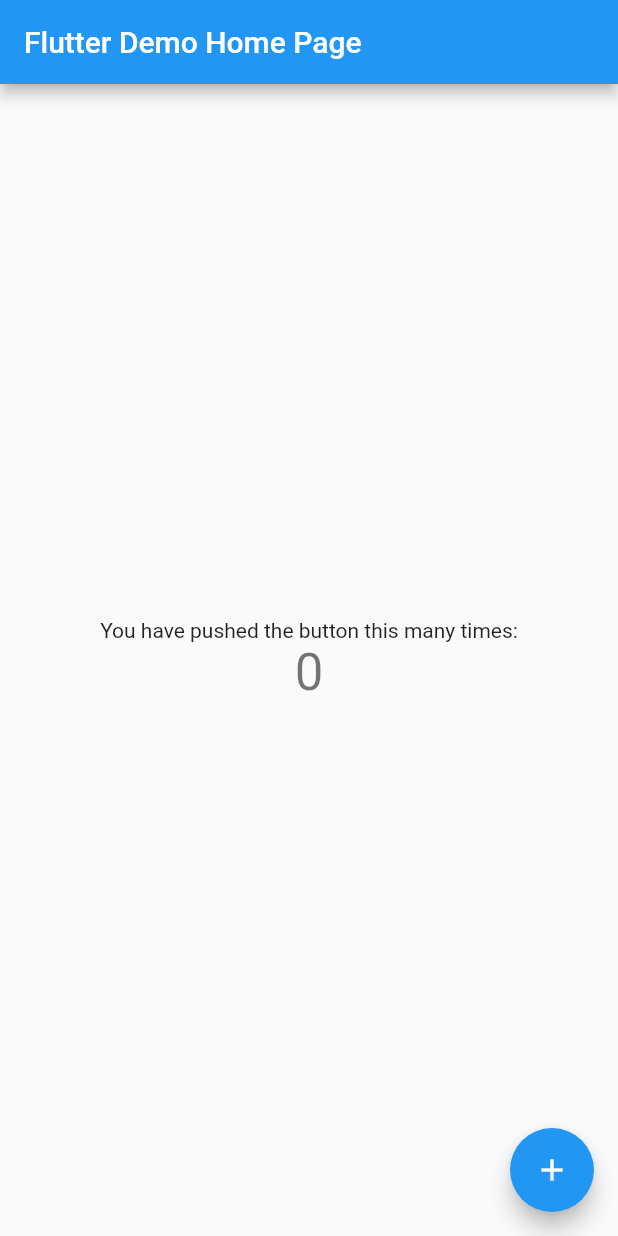
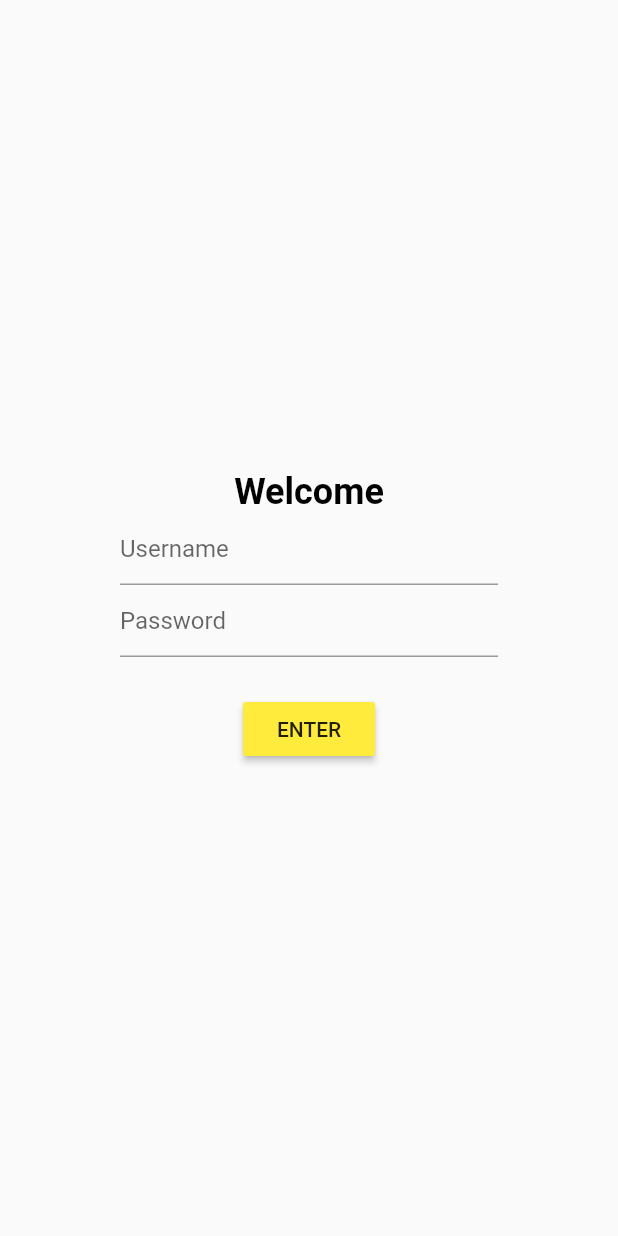
Before and after one commit to ahmednet0001/Provider_Shopper, a Flutter app: the screen it shows after launch, on a phone screen of 412 x 824 dp. Run offline on Flutter 3.47's test engine with Material 2 defaults, Android fonts, the phone set to English and light mode, and no system bars; Roboto replaces fonts that are missing (Corben).

Commit message:
Upload App

```diff
--- /dev/null
+++ b/lib/common/theme.dart
@@ -0,0 +1,18 @@
+
+// Copyright 2019 The Flutter team. All rights reserved.
+// Use of this source code is governed by a BSD-style license that can be
+// found in the LICENSE file.
+
+import 'package:flutter/material.dart';
+
+final appTheme = ThemeData(
+  primarySwatch: Colors.yellow,
+  textTheme: TextTheme(
+    display4: TextStyle(
+      fontFamily: 'Corben',
+      fontWeight: FontWeight.w700,
+      fontSize: 24,
+      color: Colors.black,
+    ),
+  ),
+);
--- a/lib/main.dart
+++ b/lib/main.dart
@@ -1,111 +1,43 @@
 import 'package:flutter/material.dart';
+import 'package:provider/provider.dart';
+import 'package:providershopper/common/theme.dart';
+import 'package:providershopper/models/cart.dart';
+import 'package:providershopper/models/catalog.dart';
+import 'package:providershopper/screens/cart.dart';
+import 'package:providershopper/screens/catalog.dart';
+import 'package:providershopper/screens/login.dart';
 
 void main() => runApp(MyApp());
-
 class MyApp extends StatelessWidget {
-  // This widget is the root of your application.
   @override
   Widget build(BuildContext context) {
-    return MaterialApp(
-      title: 'Flutter Demo',
-      theme: ThemeData(
-        // This is the theme of your application.
-        //
-        // Try running your application with "flutter run". You'll see the
-        // application has a blue toolbar. Then, without quitting the app, try
-        // changing the primarySwatch below to Colors.green and then invoke
-        // "hot reload" (press "r" in the console where you ran "flutter run",
-        // or simply save your changes to "hot reload" in a Flutter IDE).
-        // Notice that the counter didn't reset back to zero; the application
-        // is not restarted.
-        primarySwatch: Colors.blue,
+    // Using MultiProvider is convenient when providing multiple objects.
+    return MultiProvider(
+      providers: [
+        // In this sample app, CatalogModel never changes, so a simple Provider
+        // is sufficient.
+        Provider(create: (context) => CatalogModel()),
+        // CartModel is implemented as a ChangeNotifier, which calls for the use
+        // of ChangeNotifierProvider. Moreover, CartModel depends
+        // on CatalogModel, so a ProxyProvider is needed.
+        ChangeNotifierProxyProvider<CatalogModel, CartModel>(
+          create: (context) => CartModel(),
+          update: (context, catalog, cart) {
+            cart.catalog = catalog;
+            return cart;
+          },
+        ),
+      ],
+      child: MaterialApp(
+        title: 'Provider Demo',
+        theme: appTheme,
+        initialRoute: '/',
+        routes: {
+          '/': (context) => MyLogin(),
+          '/catalog': (context) => MyCatalog(),
+          '/cart': (context) => MyCart(),
+        },
       ),
-      home: MyHomePage(title: 'Flutter Demo Home Page'),
     );
   }
 }
-
-class MyHomePage extends StatefulWidget {
-  MyHomePage({Key key, this.title}) : super(key: key);
-
-  // This widget is the home page of your application. It is stateful, meaning
-  // that it has a State object (defined below) that contains fields that affect
-  // how it looks.
-
-  // This class is the configuration for the state. It holds the values (in this
-  // case the title) provided by the parent (in this case the App widget) and
-  // used by the build method of the State. Fields in a Widget subclass are
-  // always marked "final".
-
-  final String title;
-
-  @override
-  _MyHomePageState createState() => _MyHomePageState();
-}
-
-class _MyHomePageState extends State<MyHomePage> {
-  int _counter = 0;
-
-  void _incrementCounter() {
-    setState(() {
-      // This call to setState tells the Flutter framework that something has
-      // changed in this State, which causes it to rerun the build method below
-      // so that the display can reflect the updated values. If we changed
-      // _counter without calling setState(), then the build method would not be
-      // called again, and so nothing would appear to happen.
-      _counter++;
-    });
-  }
-
-  @override
-  Widget build(BuildContext context) {
-    // This method is rerun every time setState is called, for instance as done
-    // by the _incrementCounter method above.
-    //
-    // The Flutter framework has been optimized to make rerunning build methods
-    // fast, so that you can just rebuild anything that needs updating rather
-    // than having to individually change instances of widgets.
-    return Scaffold(
-      appBar: AppBar(
-        // Here we take the value from the MyHomePage object that was created by
-        // the App.build method, and use it to set our appbar title.
-        title: Text(widget.title),
-      ),
-      body: Center(
-        // Center is a layout widget. It takes a single child and positions it
-        // in the middle of the parent.
-        child: Column(
-          // Column is also a layout widget. It takes a list of children and
-          // arranges them vertically. By default, it sizes itself to fit its
-          // children horizontally, and tries to be as tall as its parent.
-          //
-          // Invoke "debug painting" (press "p" in the console, choose the
-          // "Toggle Debug Paint" action from the Flutter Inspector in Android
-          // Studio, or the "Toggle Debug Paint" command in Visual Studio Code)
-          // to see the wireframe for each widget.
-          //
-          // Column has various properties to control how it sizes itself and
-          // how it positions its children. Here we use mainAxisAlignment to
-          // center the children vertically; the main axis here is the vertical
-          // axis because Columns are vertical (the cross axis would be
-          // horizontal).
-          mainAxisAlignment: MainAxisAlignment.center,
-          children: <Widget>[
-            Text(
-              'You have pushed the button this many times:',
-            ),
-            Text(
-              '$_counter',
-              style: Theme.of(context).textTheme.display1,
-            ),
-          ],
-        ),
-      ),
-      floatingActionButton: FloatingActionButton(
-        onPressed: _incrementCounter,
-        tooltip: 'Increment',
-        child: Icon(Icons.add),
-      ), // This trailing comma makes auto-formatting nicer for build methods.
-    );
-  }
-}
--- /dev/null
+++ b/lib/models/cart.dart
@@ -0,0 +1,44 @@
+// Copyright 2019 The Flutter team. All rights reserved.
+// Use of this source code is governed by a BSD-style license that can be
+// found in the LICENSE file.
+
+import 'package:flutter/foundation.dart';
+
+import 'catalog.dart';
+
+class CartModel extends ChangeNotifier {
+  /// The private field backing [catalog].
+  CatalogModel _catalog;
+
+  /// Internal, private state of the cart. Stores the ids of each item.
+  final List<int> _itemIds = [];
+
+  /// The current catalog. Used to construct items from numeric ids.
+  CatalogModel get catalog => _catalog;
+
+  set catalog(CatalogModel newCatalog) {
+    assert(newCatalog != null);
+    assert(_itemIds.every((id) => newCatalog.getById(id) != null),
+        'The catalog $newCatalog does not have one of $_itemIds in it.');
+    _catalog = newCatalog;
+    // Notify listeners, in case the new catalog provides information
+    // different from the previous one. For example, availability of an item
+    // might have changed.
+    notifyListeners();
+  }
+
+  /// List of items in the cart.
+  List<Item> get items => _itemIds.map((id) => _catalog.getById(id)).toList();
+
+  /// The current total price of all items.
+  int get totalPrice =>
+      items.fold(0, (total, current) => total + current.price);
+
+  /// Adds [item] to cart. This is the only way to modify the cart from outside.
+  void add(Item item) {
+    _itemIds.add(item.id);
+    // This line tells [Model] that it should rebuild the widgets that
+    // depend on it.
+    notifyListeners();
+  }
+}
--- /dev/null
+++ b/lib/models/catalog.dart
@@ -0,0 +1,63 @@
+// Copyright 2019 The Flutter team. All rights reserved.
+// Use of this source code is governed by a BSD-style license that can be
+// found in the LICENSE file.
+
+import 'package:flutter/material.dart';
+
+/// A proxy of the catalog of items the user can buy.
+///
+/// In a real app, this might be backed by a backend and cached on device.
+/// In this sample app, the catalog is procedurally generated and infinite.
+///
+/// For simplicity, the catalog is expected to be immutable (no products are
+/// expected to be added, removed or changed during the execution of the app).
+class CatalogModel {
+  static const _itemNames = [
+    'Code Smell',
+    'Control Flow',
+    'Interpreter',
+    'Recursion',
+    'Sprint',
+    'Heisenbug',
+    'Spaghetti',
+    'Hydra Code',
+    'Off-By-One',
+    'Scope',
+    'Callback',
+    'Closure',
+    'Automata',
+    'Bit Shift',
+    'Currying',
+  ];
+
+  /// Get item by [id].
+  ///
+  /// In this sample, the catalog is infinite, looping over [_itemNames].
+  Item getById(int id) => Item(id, _itemNames[id ]);
+  int getItemsLength()=>_itemNames.length;
+  /// Get item by its position in the catalog.
+  Item getByPosition(int position) {
+    // In this simplified case, an item's position in the catalog
+    // is also its id.
+    return getById(position);
+  }
+}
+
+@immutable
+class Item {
+  final int id;
+  final String name;
+  final Color color;
+  final int price = 42;
+
+  Item(this.id, this.name)
+      // To make the sample app look nicer, each item is given one of the
+      // Material Design primary colors.
+      : color = Colors.primaries[id % Colors.primaries.length];
+
+  @override
+  int get hashCode => id;
+
+  @override
+  bool operator ==(Object other) => other is Item && other.id == id;
+}
--- /dev/null
+++ b/lib/screens/login.dart
@@ -0,0 +1,48 @@
+// Copyright 2020 The Flutter team. All rights reserved.
+// Use of this source code is governed by a BSD-style license that can be
+// found in the LICENSE file.
+
+import 'package:flutter/material.dart';
+
+class MyLogin extends StatelessWidget {
+  @override
+  Widget build(BuildContext context) {
+    return Scaffold(
+      body: Center(
+        child: Container(
+          padding: EdgeInsets.all(80.0),
+          child: Column(
+            mainAxisAlignment: MainAxisAlignment.center,
+            children: [
+              Text(
+                'Welcome',
+                style: Theme.of(context).textTheme.display4,
+              ),
+              TextFormField(
+                decoration: InputDecoration(
+                  hintText: 'Username',
+                ),
+              ),
+              TextFormField(
+                decoration: InputDecoration(
+                  hintText: 'Password',
+                ),
+                obscureText: true,
+              ),
+              SizedBox(
+                height: 24,
+              ),
+              RaisedButton(
+                color: Colors.yellow,
+                child: Text('ENTER'),
+                onPressed: () {
+                  Navigator.pushReplacementNamed(context, '/catalog');
+                },
+              )
+            ],
+          ),
+        ),
+      ),
+    );
+  }
+}
--- a/pubspec.yaml
+++ b/pubspec.yaml
@@ -19,6 +19,8 @@ environment:
 dependencies:
   flutter:
     sdk: flutter
+  provider: ^4.0.5
+  badges: ^1.1.1
 
   # The following adds the Cupertino Icons font to your application.
   # Use with the CupertinoIcons class for iOS style icons.
```
Also changed, not shown: lib/screens/cart.dart (added, +84 -0 lines), lib/screens/catalog.dart (added, +112 -0 lines), pubspec.lock.
